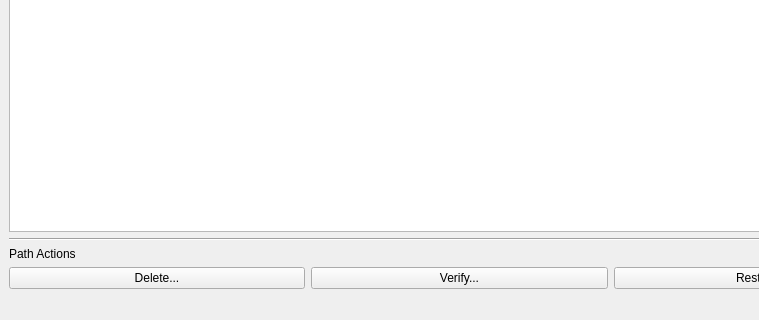
Old version of the form mainwindow.ui in the repository louis-langholtz/time-machine-helper; both pictures show x 0 to 759 and y 280 to 600 of the 919 by 600 pixel window.
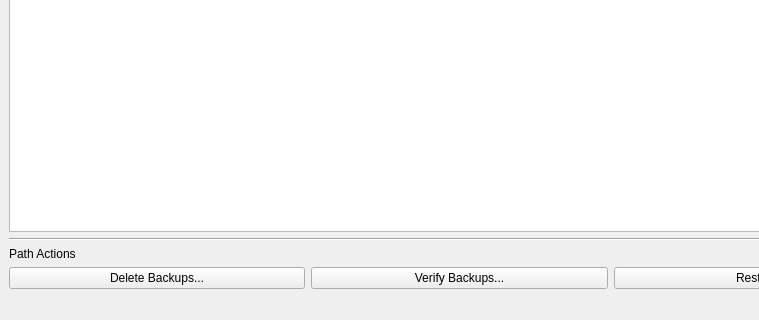
New version of the form. Custom widgets are drawn as their Qt base class.

```diff
--- a/mainwindow.ui
+++ b/mainwindow.ui
@@ -223,7 +223,7 @@
            <string>Deletes selected paths.</string>
           </property>
           <property name="text">
-           <string>Delete...</string>
+           <string>Delete Backups...</string>
           </property>
          </widget>
         </item>
@@ -233,7 +233,7 @@
            <string>Verifies selected paths.</string>
           </property>
           <property name="text">
-           <string>Verify...</string>
+           <string>Verify Backups...</string>
           </property>
          </widget>
         </item>
```
Left out of the diff: 4 changed lines with no effect on the pictures.
